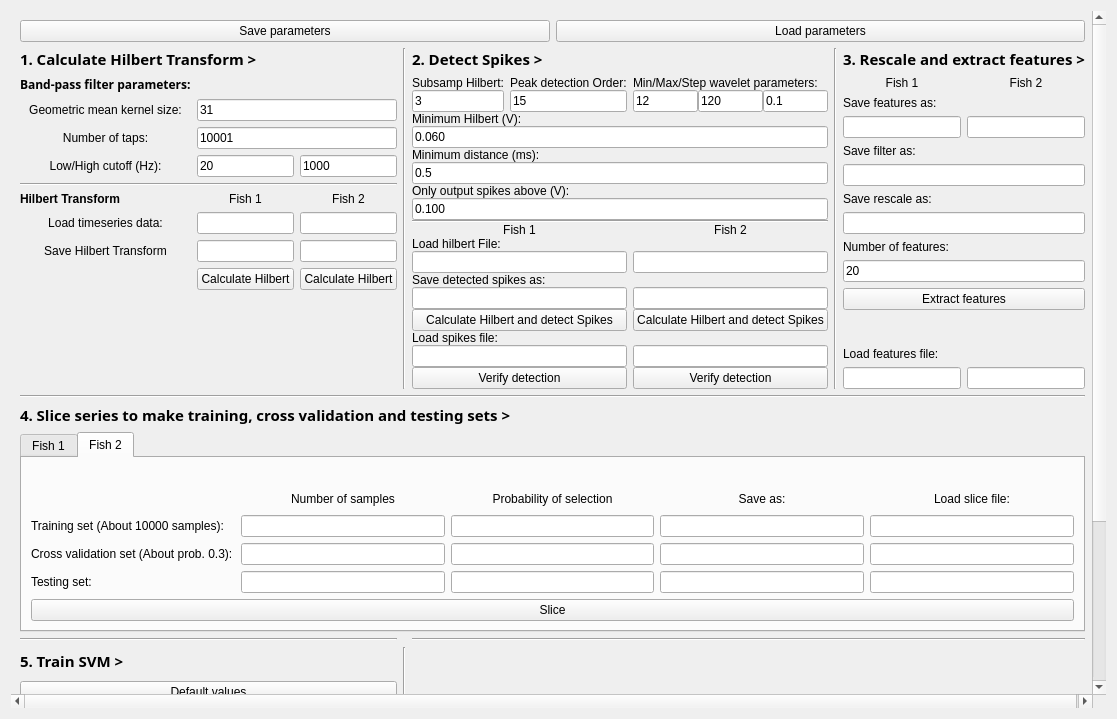
Old version of the form gui/training_interface.ui in the repository neurobiofisica/gymnotools.
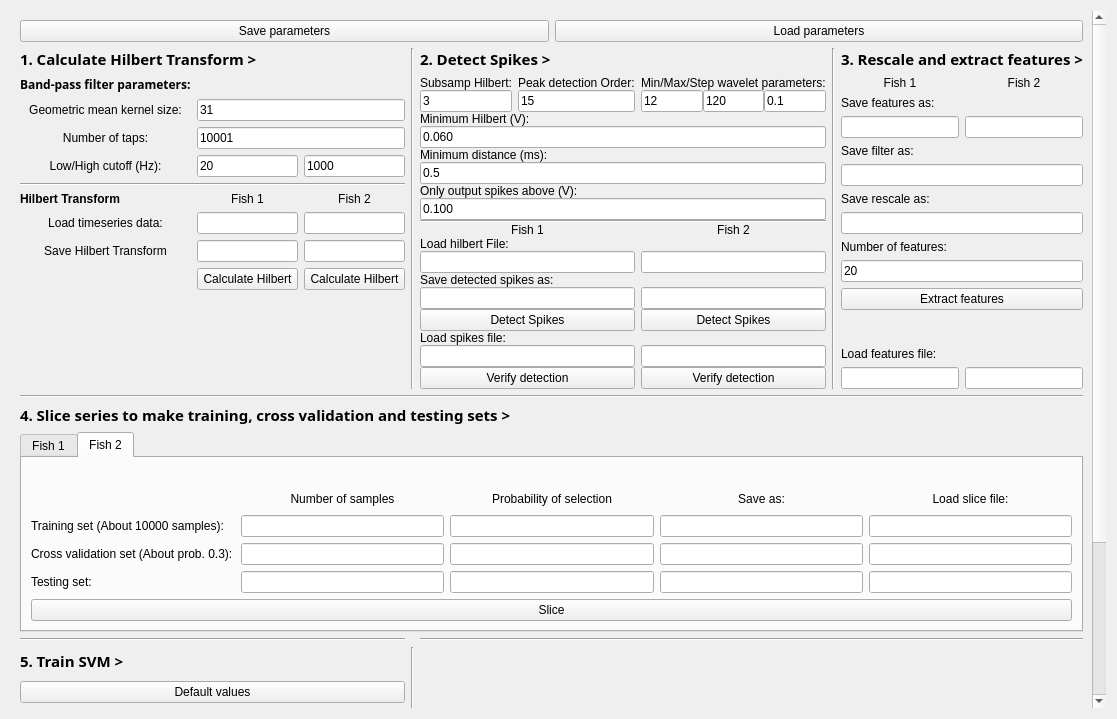
New version of the form. Icons and pictures are not drawn. Custom widgets are drawn as their Qt base class.

Commit message: Corrected text on button for spikes

```diff
--- a/gui/training_interface.ui
+++ b/gui/training_interface.ui
@@ -39,8 +39,8 @@
        <rect>
         <x>0</x>
         <y>0</y>
-        <width>1393</width>
-        <height>1241</height>
+        <width>1438</width>
+        <height>1118</height>
        </rect>
       </property>
       <layout class="QGridLayout" name="gridLayout_2">
@@ -386,7 +386,7 @@
            <item row="25" column="2">
             <widget class="QPushButton" name="detectSpikes2But">
              <property name="text">
-              <string>Calculate Hilbert and detect Spikes</string>
+              <string>Detect Spikes</string>
              </property>
             </widget>
            </item>
@@ -416,7 +416,7 @@
            <item row="25" column="0" colspan="2">
             <widget class="QPushButton" name="detectSpikes1But">
              <property name="text">
-              <string>Calculate Hilbert and detect Spikes</string>
+              <string>Detect Spikes</string>
              </property>
             </widget>
            </item>
```
The commit also changes 1 other file.
